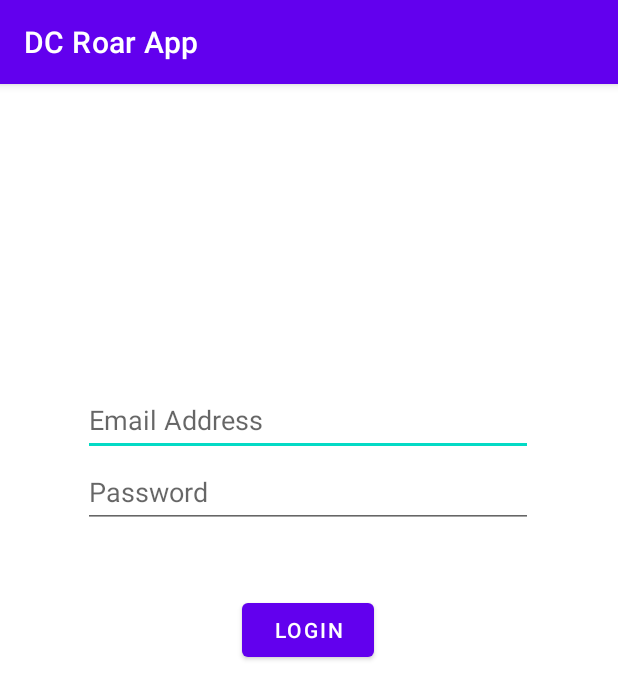
After one commit to kentnexus/DCRoarApp, an Android app: the LoginPage screen opened directly, with no data from a screen before it, on a phone screen of 412 x 824 dp. The commit adds this screen. Shown: the top 699 px of the screen. Run offline under Robolectric (Android 15) with nearby library versions, the phone set to English and light mode, and no system bars; our stand-ins replace Firebase (no records; nobody signed in at launch, a user with empty details on screens opened directly); Roboto replaces fonts that are not available here.

Commit message:
Commit 2.0 Firebase Authentication - Registration and Login, and database for users are done. Next: Chats, Courses, Friends, Profile

```diff
--- a/app/build.gradle
+++ b/app/build.gradle
@@ -39,6 +39,7 @@ dependencies {
     implementation 'com.google.firebase:firebase-storage:20.1.0'
     implementation 'com.google.firebase:firebase-database:20.1.0'
     implementation 'com.google.android.gms:play-services-auth:20.3.0'
+    implementation 'com.google.firebase:firebase-firestore:24.4.0'
     testImplementation 'junit:junit:4.13.2'
     androidTestImplementation 'androidx.test.ext:junit:1.1.4'
     androidTestImplementation 'androidx.test.espresso:espresso-core:3.5.0'
--- /dev/null
+++ b/app/src/main/java/com/paszlelab/dcroarapp/Activity/LoginPage.java
@@ -0,0 +1,78 @@
+package com.paszlelab.dcroarapp.Activity;
+
+import androidx.annotation.NonNull;
+import androidx.appcompat.app.AppCompatActivity;
+
+import android.content.Intent;
+import android.os.Bundle;
+import android.view.View;
+import android.widget.Button;
+import android.widget.EditText;
+import android.widget.ProgressBar;
+import android.widget.Toast;
+
+import com.google.android.gms.tasks.OnCompleteListener;
+import com.google.android.gms.tasks.OnFailureListener;
+import com.google.android.gms.tasks.Task;
+import com.google.firebase.auth.AuthResult;
+import com.google.firebase.auth.FirebaseAuth;
+import com.google.firebase.auth.FirebaseUser;
+import com.paszlelab.dcroarapp.R;
+
+public class LoginPage extends AppCompatActivity {
+
+    private EditText etEmail;
+    private EditText etPW;
+    private Button btnLogin;
+    private ProgressBar progressBar;
+
+    FirebaseAuth firebaseAuth;
+    FirebaseUser firebaseUser;
+
+    @Override
+    protected void onCreate(Bundle savedInstanceState) {
+        super.onCreate(savedInstanceState);
+        setContentView(R.layout.activity_login);
+
+        etEmail = findViewById(R.id.editLoginEmail);
+        etPW = findViewById(R.id.editLoginPassword);
+        btnLogin = findViewById(R.id.btnSignIn);
+        progressBar = findViewById(R.id.progressBarLogin);
+        progressBar.setVisibility(View.GONE);
+
+        firebaseAuth = FirebaseAuth.getInstance();
+
+        btnLogin.setOnClickListener(new View.OnClickListener() {
+            @Override
+            public void onClick(View view) {
+                    progressBar.setVisibility(View.VISIBLE);
+                    firebaseAuth.signInWithEmailAndPassword(etEmail.getText().toString(), etPW.getText().toString())
+                            .addOnCompleteListener(new OnCompleteListener<AuthResult>() {
+                                @Override
+                                public void onComplete(@NonNull Task<AuthResult> task) {
+                                    progressBar.setVisibility(View.GONE);
+                                    firebaseUser = firebaseAuth.getCurrentUser();
+
+                                    if(task.isSuccessful() && firebaseUser.isEmailVerified()){
+                                        Toast.makeText(LoginPage.this, "Login successfully.", Toast.LENGTH_LONG).show();
+                                        etEmail.setText("");
+                                        etPW.setText("");
+                                        startActivity(new Intent(LoginPage.this, HomePage.class));
+                                    } else {
+                                        try {
+                                            Toast.makeText(LoginPage.this, task.getException().getMessage(), Toast.LENGTH_LONG).show();
+                                        } catch (Exception e){
+                                            Toast.makeText(LoginPage.this, "Email not verified.", Toast.LENGTH_LONG).show();
+                                        }
+                                    }
+                                }
+                            }).addOnFailureListener(new OnFailureListener() {
+                                @Override
+                                public void onFailure(@NonNull Exception e) {
+                                    Toast.makeText(LoginPage.this, e.getMessage(), Toast.LENGTH_LONG).show();
+                                }
+                            });
+            }
+        });
+    }
+}
--- /dev/null
+++ b/app/src/main/res/layout/activity_login.xml
@@ -0,0 +1,51 @@
+<?xml version="1.0" encoding="utf-8"?>
+<androidx.constraintlayout.widget.ConstraintLayout xmlns:android="http://schemas.android.com/apk/res/android"
+    xmlns:app="http://schemas.android.com/apk/res-auto"
+    xmlns:tools="http://schemas.android.com/tools"
+    android:layout_width="match_parent"
+    android:layout_height="match_parent"
+    tools:context=".Activity.LoginPage"
+    tools:layout_editor_absoluteX="-21dp"
+    tools:layout_editor_absoluteY="0dp">
+
+    <EditText
+        android:id="@+id/editLoginEmail"
+        android:layout_width="300dp"
+        android:layout_height="48dp"
+        android:layout_marginStart="55dp"
+        android:layout_marginTop="200dp"
+        android:ems="10"
+        android:hint="Email Address"
+        android:inputType="textPersonName"
+        app:layout_constraintStart_toStartOf="parent"
+        app:layout_constraintTop_toTopOf="parent" />
+
+    <EditText
+        android:id="@+id/editLoginPassword"
+        android:layout_width="300dp"
+        android:layout_height="48dp"
+        android:ems="10"
+        android:hint="Password"
+        android:inputType="textPassword"
+        app:layout_constraintEnd_toEndOf="@+id/editLoginEmail"
+        app:layout_constraintStart_toStartOf="@+id/editLoginEmail"
+        app:layout_constraintTop_toBottomOf="@+id/editLoginEmail" />
+
+    <Button
+        android:id="@+id/btnSignIn"
+        android:layout_width="wrap_content"
+        android:layout_height="wrap_content"
+        android:layout_marginTop="44dp"
+        android:text="Login"
+        app:layout_constraintEnd_toEndOf="@+id/editLoginPassword"
+        app:layout_constraintStart_toStartOf="@+id/editLoginPassword"
+        app:layout_constraintTop_toBottomOf="@+id/editLoginPassword" />
+
+    <ProgressBar
+        android:id="@+id/progressBarLogin"
+        style="?android:attr/progressBarStyle"
+        android:layout_width="wrap_content"
+        android:layout_height="wrap_content"
+        tools:layout_editor_absoluteX="181dp"
+        tools:layout_editor_absoluteY="427dp" />
+</androidx.constraintlayout.widget.ConstraintLayout>
--- a/app/src/main/res/layout/activity_onboarding.xml
+++ b/app/src/main/res/layout/activity_onboarding.xml
@@ -48,14 +48,14 @@
         android:gravity="center"
         android:text="@string/welcome"
         android:textSize="18sp"
-        app:layout_constraintBottom_toTopOf="@+id/loginBtn"
+        app:layout_constraintBottom_toTopOf="@+id/btnSignIn"
         app:layout_constraintEnd_toEndOf="parent"
         app:layout_constraintHorizontal_bias="1.0"
         app:layout_constraintStart_toStartOf="parent"
         app:layout_constraintTop_toBottomOf="@+id/textView2" />
 
     <Button
-        android:id="@+id/loginBtn"
+        android:id="@+id/btnSignIn"
         android:layout_width="321dp"
         android:layout_height="wrap_content"
         android:layout_gravity="center_horizontal"
```
Also changed, not shown: app/src/main/AndroidManifest.xml (+16 -2 lines), app/src/main/java/com/paszlelab/dcroarapp/Activity/AuthenticationPage.java (+102 -60 lines), app/src/main/java/com/paszlelab/dcroarapp/Activity/HomePage.java (added, +16 -0 lines), app/src/main/java/com/paszlelab/dcroarapp/Activity/InitialPage.java (+5 -2 lines), app/src/main/java/com/paszlelab/dcroarapp/Activity/OnboardingPage.java (+10 -2 lines), app/src/main/java/com/paszlelab/dcroarapp/Models/Student.java (+7 -7 lines), app/src/main/res/layout/activity_authentication.xml (+11 -1 lines), app/src/main/res/layout/activity_home.xml (added, +17 -0 lines), app/src/main/res/layout/activity_initial.xml (+4 -3 lines).
